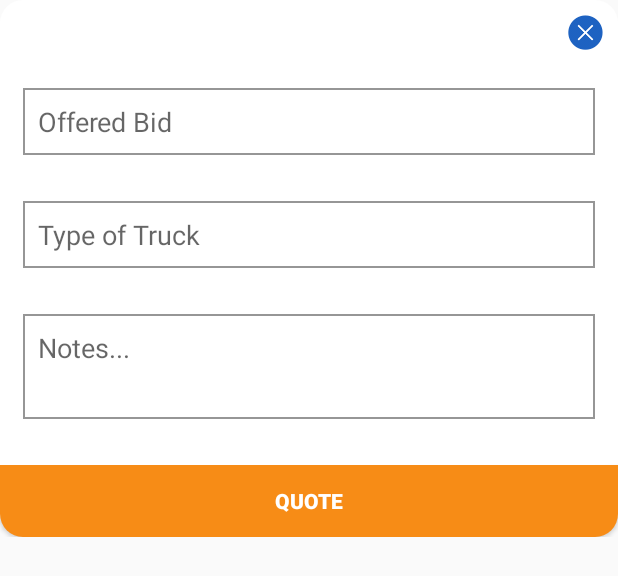
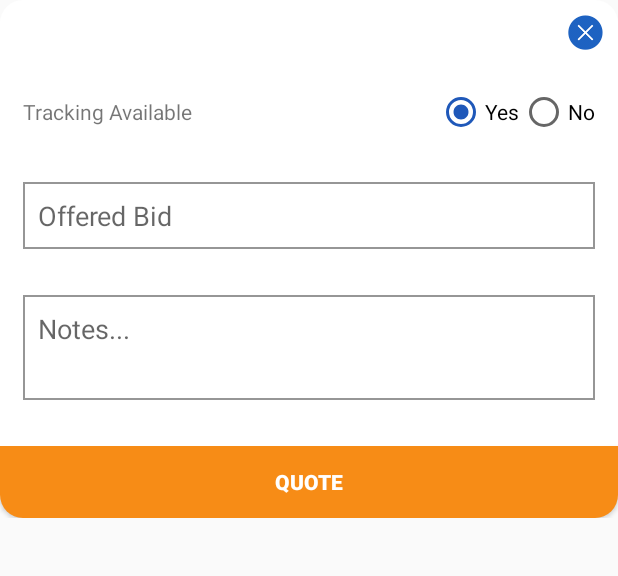
Before and after one commit to Carrustrucks-Dev/Carrus-Fleetowner, an Android app: the layout dialog_quote.xml on its own in the app's theme, with its tools: preview values and no code run, on a phone screen of 412 x 824 dp. Shown: the top 576 px of the screen. Run offline under Robolectric (Android 15) with nearby library versions, the phone set to English and light mode, and no system bars.

Commit message:
quote dialog added radio button

```diff
--- a/app/src/main/java/com/carrus/fleetowner/QuoteDialogActivity.java
+++ b/app/src/main/java/com/carrus/fleetowner/QuoteDialogActivity.java
@@ -6,6 +6,8 @@ import android.util.Log;
 import android.view.View;
 import android.widget.Button;
 import android.widget.EditText;
+import android.widget.RadioButton;
+import android.widget.RadioGroup;
 import android.widget.RatingBar;
 import android.widget.Toast;
 
@@ -28,11 +30,13 @@ import static com.carrus.fleetowner.utils.Constants.NOTES;
  */
 public class QuoteDialogActivity extends BaseActivity {
 
-    private EditText offrbidEdtxt, trucktypeEdtxt, notesEdtxt;
+    private EditText offrbidEdtxt, notesEdtxt;
     private SessionManager sessionManager;
     private Button mSubmitBtn;
     private float userRating = 0;
     private ConnectionDetector mConnectionDetector;
+    private RadioGroup radioTrackGroup;
+    private RadioButton radioButton;
 
     @Override
     public void onCreate(Bundle savedInstanceState) {
@@ -46,13 +50,12 @@ public class QuoteDialogActivity extends BaseActivity {
 
     private void init() {
         offrbidEdtxt = (EditText) findViewById(R.id.offrbidEdtxt);
-        trucktypeEdtxt = (EditText) findViewById(R.id.trucktypeEdtxt);
         notesEdtxt = (EditText) findViewById(R.id.notesEdtxt);
         mSubmitBtn=(Button) findViewById(R.id.submitBtn);
+        radioTrackGroup=(RadioGroup) findViewById(R.id.trackingRadio);
         final Intent mIntent=getIntent();
         if(mIntent.getBooleanExtra(TYPE, false)){
-            offrbidEdtxt.setText("Rs"+mIntent.getStringExtra(BIDVALUE));
-            trucktypeEdtxt.setText(mIntent.getStringExtra(TRUCKTYPE));
+            offrbidEdtxt.setText(""+mIntent.getLongExtra(BIDVALUE, 0));
             notesEdtxt.setText(mIntent.getStringExtra(NOTES));
             mSubmitBtn.setText(getResources().getString(R.string.modify));
         }
@@ -73,6 +76,14 @@ public class QuoteDialogActivity extends BaseActivity {
         mSubmitBtn.setOnClickListener(new View.OnClickListener() {
             @Override
             public void onClick(View v) {
+                // get selected radio button from radioGroup
+                int selectedId = radioTrackGroup.getCheckedRadioButtonId();
+
+                // find the radiobutton by returned id
+                radioButton = (RadioButton) findViewById(selectedId);
+
+                Toast.makeText(QuoteDialogActivity.this,
+                        radioButton.getText(), Toast.LENGTH_SHORT).show();
                 // Close dialog
                 if(mSubmitBtn.getText().toString().equalsIgnoreCase(getResources().getString(R.string.quote))){
 
--- a/app/src/main/res/layout/dialog_quote.xml
+++ b/app/src/main/res/layout/dialog_quote.xml
@@ -11,51 +11,78 @@
         android:layout_height="wrap_content"
         android:layout_gravity="right"
         android:padding="@dimen/ten"
-        android:src="@mipmap/icon_cross"/>
+        android:src="@mipmap/icon_cross" />
+
+    <RelativeLayout
+        android:layout_width="match_parent"
+        android:layout_margin="@dimen/fifteen"
+        android:layout_height="wrap_content">
+
+        <TextView
+            android:layout_width="wrap_content"
+            android:layout_height="wrap_content"
+            android:textSize="@dimen/mid_fond"
+            android:layout_centerVertical="true"
+            android:layout_alignParentLeft="true"
+            android:text="@string/trackingavail" />
+
+        <RadioGroup
+            android:id="@+id/trackingRadio"
+            android:layout_width="wrap_content"
+            android:orientation="horizontal"
+            android:layout_alignParentRight="true"
+            android:layout_height="wrap_content">
+            <RadioButton
+                android:id="@+id/radioYes"
+                android:layout_width="wrap_content"
+                android:layout_height="wrap_content"
+                android:text="@string/yes"
+                android:checked="true" />
+
+            <RadioButton
+                android:id="@+id/radioNo"
+                android:layout_width="wrap_content"
+                android:layout_height="wrap_content"
+                android:text="@string/no" />
+
+        </RadioGroup>
+
+    </RelativeLayout>
 
     <EditText
         android:id="@+id/offrbidEdtxt"
         android:layout_width="fill_parent"
+        android:layout_height="wrap_content"
+        android:layout_margin="@dimen/fifteen"
         android:background="@drawable/square_edit_text"
-        android:padding="@dimen/ten"
+        android:gravity="left|top"
         android:hint="@string/offrdbid"
-        android:layout_margin="@dimen/fifteen"
         android:inputType="number"
-        android:gravity="left|top"
-        android:layout_height="wrap_content" />
+        android:padding="@dimen/ten" />
 
-    <EditText
-        android:id="@+id/trucktypeEdtxt"
-        android:layout_width="fill_parent"
-        android:background="@drawable/square_edit_text"
-        android:padding="@dimen/ten"
-        android:hint="@string/typeoftruck"
-        android:layout_margin="@dimen/fifteen"
-        android:gravity="left|top"
-        android:layout_height="wrap_content" />
 
     <EditText
         android:id="@+id/notesEdtxt"
         android:layout_width="fill_parent"
+        android:layout_height="@dimen/mediumhieght"
+        android:layout_margin="@dimen/fifteen"
         android:background="@drawable/square_edit_text"
-        android:padding="@dimen/ten"
+        android:gravity="left|top"
         android:hint="@string/notes"
-        android:layout_margin="@dimen/fifteen"
-        android:gravity="left|top"
-        android:layout_height="@dimen/mediumhieght" />
+        android:padding="@dimen/ten" />
 
 
     <Button
         android:id="@+id/submitBtn"
+        style="@style/CustomTextAppearance.Bold"
         android:layout_width="fill_parent"
         android:layout_height="wrap_content"
+        android:layout_marginTop="@dimen/fifteen"
+        android:background="@drawable/background_bottomrounded"
+        android:padding="@dimen/ten"
         android:text="@string/quote"
-        style="@style/CustomTextAppearance.Bold"
         android:textColor="@color/windowBackground"
-        android:padding="@dimen/ten"
-        android:textSize="@dimen/mid_fond"
-        android:layout_marginTop="@dimen/fifteen"
-        android:background="@drawable/background_bottomrounded"/>
+        android:textSize="@dimen/mid_fond" />
 
 
 </LinearLayout>
--- a/app/src/main/res/values/strings.xml
+++ b/app/src/main/res/values/strings.xml
@@ -117,5 +117,6 @@
 
     <string name="typeoftruck">Type of Truck</string>
     <string name="notes">Notes...</string>
+    <string name="trackingavail">Tracking Available</string>
 
 </resources>
```
